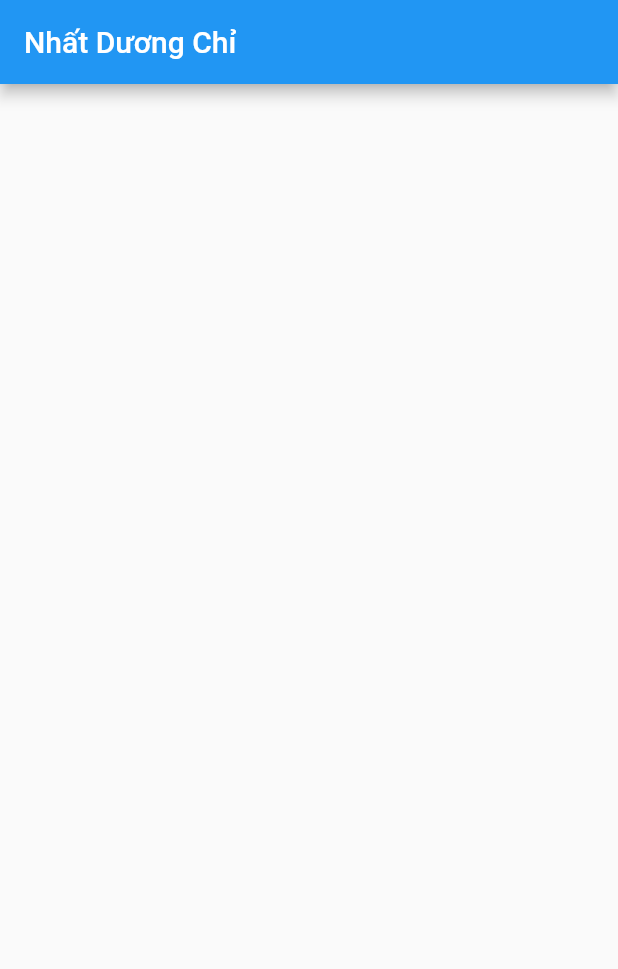
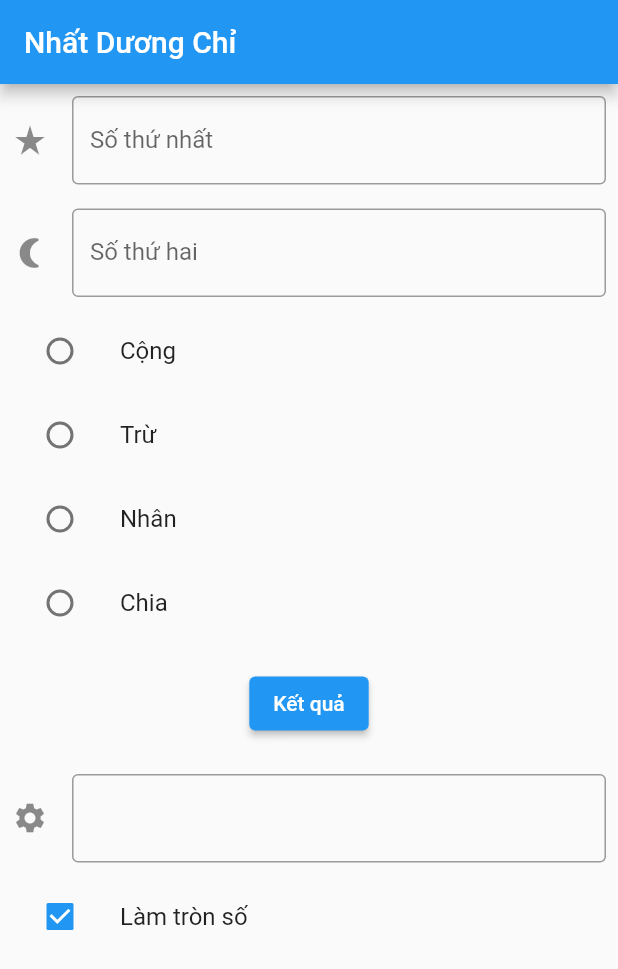
Before and after one commit to NhomCCPTPM/DemoNew, a Flutter app: the screen it shows after launch, on a phone screen of 412 x 824 dp. Shown: the top 969 px of the screen. Run offline on Flutter 3.47's test engine with Material 2 defaults, Android fonts, the light colour scheme and no system bars; statements that could not run were skipped.

Commit message:
Add thanh phan

```diff
--- a/lib/main.dart
+++ b/lib/main.dart
@@ -52,7 +52,121 @@ class _MyHomePageState extends State<MyHomePage> {
       appBar: AppBar(
         title: Text(widget.title),
       ),
-      body: Center(child: Column()),
+      body: SingleChildScrollView(
+          keyboardDismissBehavior: ScrollViewKeyboardDismissBehavior.onDrag,
+          child: Column(
+            children: [
+              Padding (
+                padding: EdgeInsets.all(8),
+                child: TextField(
+                  decoration: const InputDecoration (
+                    labelText: 'Số thứ nhất',
+                    border: OutlineInputBorder(),
+                    icon: Icon(Icons.star_rate),
+                  ),
+                  keyboardType: TextInputType.number,
+                  textInputAction: TextInputAction.next,
+                  controller: txtsothunhat,
+                ),
+              ),
+              Padding(
+                padding: EdgeInsets.all(8),
+                child: TextField(
+                  decoration: const InputDecoration (
+                    labelText: 'Số thứ hai',
+                    border: OutlineInputBorder(),
+                    icon: Icon(Icons.nightlight_round),
+                  ),
+                  keyboardType: TextInputType.number,
+                  controller: txtsothuhai,
+                ),
+              ),
+              ListTile(
+                title: const Text('Cộng'),
+                leading: Radio<PhepTinh>(
+                  value: PhepTinh.cong,
+                  groupValue: _pheptinh,
+                  onChanged: (PhepTinh? value) {
+                    setState(() {
+                      _pheptinh = value!;
+                    });
+                  },
+                ),
+              ),
+              ListTile(
+                title: const Text('Trừ'),
+                leading: Radio<PhepTinh>(
+                  value: PhepTinh.tru,
+                  groupValue: _pheptinh,
+                  onChanged: (PhepTinh? value) {
+                    setState(() {
+                      _pheptinh = value!;
+                    });
+                  },
+                ),
+              ),
+              ListTile(
+                title: const Text('Nhân'),
+                leading: Radio<PhepTinh>(
+                  value: PhepTinh.nhan,
+                  groupValue: _pheptinh,
+                  onChanged: (PhepTinh? value) {
+                    setState(() {
+                      _pheptinh = value!;
+                    });
+                  },
+                ),
+              ),
+              ListTile(
+                title: const Text('Chia'),
+                leading: Radio<PhepTinh>(
+                  value: PhepTinh.chia,
+                  groupValue: _pheptinh,
+                  onChanged: (PhepTinh? value) {
+                    setState(() {
+                      _pheptinh = value!;
+                    });
+                  },
+                ),
+              ),
+              Padding(
+                padding: const EdgeInsets.all(15),
+                child: ElevatedButton(
+                  onPressed: () {
+                    var a = double.parse(txtsothunhat.text);
+                    var b = double.parse(txtsothuhai.text);
+                    ketqua = tinhToan(a, b, _pheptinh);
+                    txtketqua.text = lamTron(ketqua, isChecked);
+                  },
+                  child: const Text('Kết quả'),
+                ),
+              ),
+              Padding (
+                padding: EdgeInsets.all(8),
+                child: TextField(
+                  readOnly: true,
+                  decoration: const InputDecoration (
+                    border: OutlineInputBorder(),
+                    icon: Icon(Icons.settings),
+                  ),
+                  controller: txtketqua,
+                ),
+              ),
+              ListTile(
+                leading: Checkbox (
+                  value: isChecked,
+                  onChanged: (bool? value){
+                    setState(() {
+                      isChecked = value;
+                    });
+                    txtketqua.text = lamTron(ketqua, isChecked);
+                  },
+                ),
+                title: const Text("Làm tròn số"),
+              ),
+            ],
+          ),
+      ),
     );
   }
 }
```
